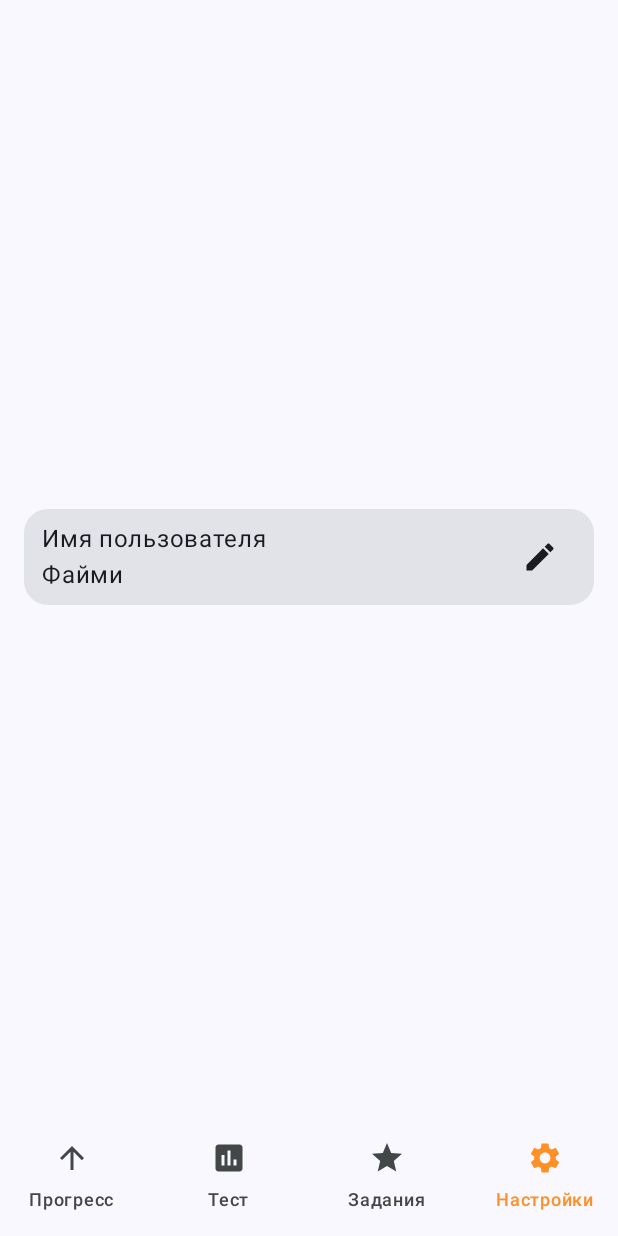
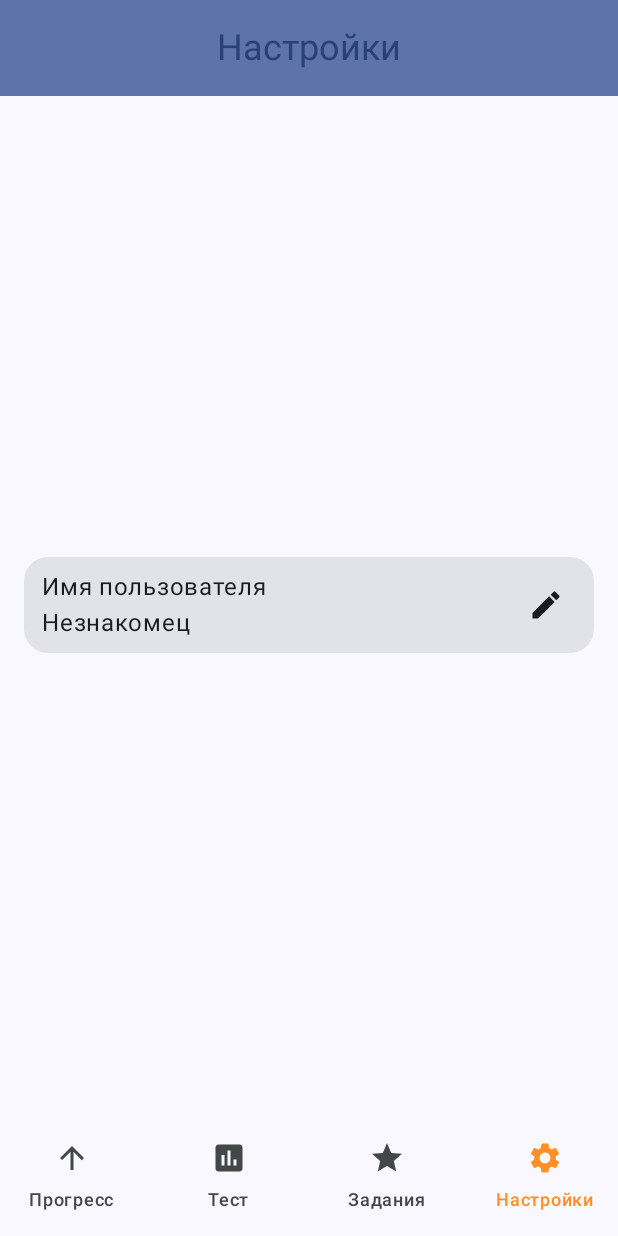
Before and after one commit to ZFRFM/Yarche, an Android app built with Jetpack Compose: the SettingsScreen screen opened through its navigation route, on a phone screen of 412 x 824 dp. Run offline under Robolectric (Android 15) with nearby library versions, the phone set to English and light mode, and no system bars; our stand-ins replace Dagger/Hilt's generated code.

Commit message:
Implemented the ability to change the User Name

```diff
--- a/app/src/main/java/ru/faimizufarov/yarche/MainActivity.kt
+++ b/app/src/main/java/ru/faimizufarov/yarche/MainActivity.kt
@@ -9,13 +9,14 @@ import androidx.compose.foundation.layout.fillMaxSize
 import androidx.compose.foundation.layout.padding
 import androidx.compose.material3.Scaffold
 import androidx.compose.ui.Modifier
+import androidx.compose.ui.res.stringResource
 import androidx.navigation.compose.currentBackStackEntryAsState
 import androidx.navigation.compose.rememberNavController
 import dagger.hilt.android.AndroidEntryPoint
 import ru.faimizufarov.yarche.navigation.AppNavHost
 import ru.faimizufarov.yarche.navigation.BottomNavItem
 import ru.faimizufarov.yarche.navigation.YarcheNavigationBar
-import ru.faimizufarov.yarche.ui.screen.HelloScreenBase
+import ru.faimizufarov.yarche.ui.components.YarcheTopAppBar
 import ru.faimizufarov.yarche.ui.theme.YarcheTheme
 
 @AndroidEntryPoint
@@ -34,6 +35,18 @@ class MainActivity : ComponentActivity() {
 
                 Scaffold(
                     modifier = Modifier.fillMaxSize(),
+                    topBar = {
+                        when (currentRoute) {
+                            BottomNavItem.ProgressScreen.screenRoute ->
+                                YarcheTopAppBar(stringResource(R.string.progress))
+                            BottomNavItem.TestScreen.screenRoute ->
+                                YarcheTopAppBar(stringResource(R.string.test))
+                            BottomNavItem.TasksScreen.screenRoute ->
+                                YarcheTopAppBar(stringResource(R.string.tasks))
+                            BottomNavItem.SettingsScreen.screenRoute ->
+                                YarcheTopAppBar(stringResource(R.string.settings))
+                        }
+                    },
                     bottomBar = {
                         if (
                             BottomNavItem.ProgressScreen.screenRoute == currentRoute ||
--- a/app/src/main/java/ru/faimizufarov/yarche/data/local/NameDao.kt
+++ b/app/src/main/java/ru/faimizufarov/yarche/data/local/NameDao.kt
@@ -4,7 +4,6 @@ import androidx.room.Dao
 import androidx.room.Insert
 import androidx.room.OnConflictStrategy
 import androidx.room.Query
-import androidx.room.Update
 
 @Dao
 interface NameDao {
@@ -14,9 +13,6 @@ interface NameDao {
     @Insert(onConflict = OnConflictStrategy.REPLACE)
     suspend fun insertName(nameEntity: NameEntity)
 
-    @Update
-    suspend fun updateName(nameEntity: NameEntity)
-
     @Query("SELECT COUNT(*) FROM name")
     suspend fun checkNamePresence(): Int
 }
--- /dev/null
+++ b/app/src/main/java/ru/faimizufarov/yarche/ui/components/TopAppBar.kt
@@ -0,0 +1,42 @@
+package ru.faimizufarov.yarche.ui.components
+
+import androidx.compose.material3.CenterAlignedTopAppBar
+import androidx.compose.material3.ExperimentalMaterial3Api
+import androidx.compose.material3.MaterialTheme
+import androidx.compose.material3.Text
+import androidx.compose.material3.TopAppBarColors
+import androidx.compose.runtime.Composable
+import androidx.compose.ui.Modifier
+import androidx.compose.ui.graphics.Color
+import androidx.compose.ui.text.style.TextAlign
+import androidx.compose.ui.tooling.preview.Preview
+import androidx.compose.ui.unit.sp
+
+@OptIn(ExperimentalMaterial3Api::class)
+@Composable
+fun YarcheTopAppBar(screenName: String) {
+    CenterAlignedTopAppBar(
+        title = {
+            Text(
+                text = screenName,
+                modifier = Modifier,
+                fontSize = 24.sp,
+                color = MaterialTheme.colorScheme.primary,
+                textAlign = TextAlign.Center
+            )
+        },
+        colors = TopAppBarColors(
+            containerColor = MaterialTheme.colorScheme.primaryContainer,
+            scrolledContainerColor = Color.Transparent,
+            navigationIconContentColor = Color(0xFF444748),
+            titleContentColor = Color.Transparent,
+            actionIconContentColor = Color.Transparent
+        )
+    )
+}
+
+@Preview
+@Composable
+fun PreviewYarcheTopAppBar() {
+    YarcheTopAppBar("Проверка")
+}
--- a/app/src/main/java/ru/faimizufarov/yarche/ui/screen/HelloViewModel.kt
+++ b/app/src/main/java/ru/faimizufarov/yarche/ui/screen/HelloViewModel.kt
@@ -23,9 +23,10 @@ class HelloViewModel @Inject constructor(
         }
     }
 
-    fun saveUserName(name: Name) {
+    fun updateUserName(name: Name) {
         viewModelScope.launch {
-            yarcheRepository.saveUserName(name)
+            yarcheRepository.updateUserName(name)
+            _userNameText.value = yarcheRepository.getUserName()?.name
         }
     }
 }
--- a/app/src/main/java/ru/faimizufarov/yarche/ui/screen/SettingsScreen.kt
+++ b/app/src/main/java/ru/faimizufarov/yarche/ui/screen/SettingsScreen.kt
@@ -7,23 +7,48 @@ import androidx.compose.foundation.layout.fillMaxSize
 import androidx.compose.foundation.layout.fillMaxWidth
 import androidx.compose.foundation.layout.padding
 import androidx.compose.foundation.shape.RoundedCornerShape
+import androidx.compose.foundation.text.KeyboardActions
+import androidx.compose.foundation.text.KeyboardOptions
+import androidx.compose.material3.AlertDialog
 import androidx.compose.material3.Card
 import androidx.compose.material3.Icon
 import androidx.compose.material3.IconButton
 import androidx.compose.material3.Text
+import androidx.compose.material3.TextButton
+import androidx.compose.material3.TextField
+import androidx.compose.material3.TextFieldDefaults
 import androidx.compose.runtime.Composable
+import androidx.compose.runtime.collectAsState
+import androidx.compose.runtime.getValue
+import androidx.compose.runtime.mutableStateOf
+import androidx.compose.runtime.remember
+import androidx.compose.runtime.saveable.rememberSaveable
+import androidx.compose.runtime.setValue
 import androidx.compose.ui.Alignment
 import androidx.compose.ui.Modifier
+import androidx.compose.ui.graphics.Color
+import androidx.compose.ui.platform.LocalSoftwareKeyboardController
 import androidx.compose.ui.res.painterResource
+import androidx.compose.ui.res.stringResource
+import androidx.compose.ui.text.input.ImeAction
 import androidx.compose.ui.tooling.preview.Preview
 import androidx.compose.ui.unit.dp
+import androidx.hilt.navigation.compose.hiltViewModel
 import ru.faimizufarov.yarche.R
+import ru.faimizufarov.yarche.data.models.Name
 import ru.faimizufarov.yarche.ui.theme.YarcheTheme
 
 @Composable
 fun SettingsScreen(
-    modifier: Modifier = Modifier
+    modifier: Modifier = Modifier,
+    helloViewModel: HelloViewModel = hiltViewModel()
 ) {
+    val userName by helloViewModel.userNameText.collectAsState()
+    var isDialogOpen by remember { mutableStateOf(false) }
+    var dialogText by remember { mutableStateOf(userName) }
+    var isError by rememberSaveable { mutableStateOf(false) }
+    val keyboardController = LocalSoftwareKeyboardController.current
+
     Column(
         modifier = Modifier.fillMaxSize(),
         horizontalAlignment = Alignment.CenterHorizontally,
@@ -48,13 +73,14 @@ fun SettingsScreen(
                     )
                 ) {
                     Text("Имя пользователя")
-                    Text("Файми")
+                    Text(userName?: "Незнакомец")
                 }
                 IconButton(
                     onClick = {
-
+                        dialogText = userName
+                        isDialogOpen = true
                     },
-                    modifier = Modifier.padding(end = 12.dp)
+                    modifier = Modifier.padding(end = 8.dp)
                 ) {
                     Icon(
                         painter = painterResource(R.drawable.edit_icon),
@@ -65,6 +91,70 @@ fun SettingsScreen(
             }
         }
     }
+
+    if (isDialogOpen) {
+        AlertDialog(
+            onDismissRequest = { isDialogOpen = false },
+            confirmButton = {
+                TextButton(onClick = {
+                    if (dialogText?.isNotBlank() == true) {
+                        helloViewModel.updateUserName(
+                            name = Name(
+                                id = 0,
+                                name = dialogText?: "Незнакомец"
+                            )
+                        )
+                        isDialogOpen = false
+                        isError = false
+                    } else isError = true
+
+                }) {
+                    Text(stringResource(R.string.save))
+                }
+            },
+            dismissButton = {
+                TextButton(onClick = { isDialogOpen = false }) {
+                    Text(stringResource(R.string.cancel))
+                }
+            },
+            title = { Text(stringResource(R.string.change_name)) },
+            text = {
+                TextField(
+                    value = dialogText?: "Незнакомец",
+                    onValueChange = { dialogText = it },
+                    modifier = Modifier.fillMaxWidth(),
+                    label = {
+                        Text(stringResource(R.string.change_name))
+                    },
+                    singleLine = true,
+                    isError = isError,
+                    keyboardOptions = KeyboardOptions.Default.copy(
+                        imeAction = ImeAction.Done
+                    ),
+                    keyboardActions = KeyboardActions(
+                        onDone = {
+                            if (!isError) {
+                                keyboardController?.hide()
+                                helloViewModel.updateUserName(
+                                    name = Name(
+                                        id = 0,
+                                        name = dialogText?: "Незнакомец"
+                                    )
+                                )
+                                isDialogOpen = false
+                            }
+                        }
+                    ),
+                    shape = RoundedCornerShape(16.dp),
+                    colors = TextFieldDefaults.colors(
+                        focusedIndicatorColor = Color.Transparent,
+                        unfocusedIndicatorColor = Color.Transparent,
+                        errorIndicatorColor = Color.Transparent
+                    )
+                )
+            }
+        )
+    }
 }
 
 @Preview
--- a/app/src/main/res/values/strings.xml
+++ b/app/src/main/res/values/strings.xml
@@ -8,4 +8,7 @@
     <string name="tasks">Задания</string>
     <string name="settings">Настройки</string>
     <string name="empty_name_error">У тебя ведь должно быть имя...</string>
+    <string name="save">Сохранить</string>
+    <string name="cancel">Отмена</string>
+    <string name="change_name">Изменить имя</string>
 </resources>
```
Also changed, not shown: app/src/main/java/ru/faimizufarov/yarche/data/repository/YarcheRepository.kt (+7 -4 lines), app/src/main/java/ru/faimizufarov/yarche/ui/screen/HelloScreen.kt (+1 -7 lines).
